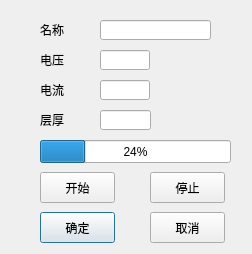
maozi2327/ZCIPS, file ZCIPS/CTScan/addmodifyairdisposedialog.ui: the form before one commit.
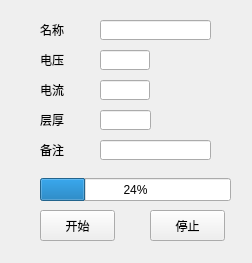
The form after the commit.

Diff of the .ui file:
```diff
--- a/ZCIPS/CTScan/addmodifyairdisposedialog.ui
+++ b/ZCIPS/CTScan/addmodifyairdisposedialog.ui
@@ -7,7 +7,7 @@
     <x>0</x>
     <y>0</y>
     <width>252</width>
-    <height>254</height>
+    <height>263</height>
    </rect>
   </property>
   <property name="windowTitle">
@@ -117,7 +117,7 @@
    <property name="geometry">
     <rect>
      <x>40</x>
-     <y>140</y>
+     <y>178</y>
      <width>191</width>
      <height>23</height>
     </rect>
@@ -133,7 +133,7 @@
    <property name="geometry">
     <rect>
      <x>40</x>
-     <y>172</y>
+     <y>210</y>
      <width>75</width>
      <height>31</height>
     </rect>
@@ -149,7 +149,7 @@
    <property name="geometry">
     <rect>
      <x>150</x>
-     <y>172</y>
+     <y>210</y>
      <width>75</width>
      <height>31</height>
     </rect>
@@ -205,32 +205,6 @@
     <string/>
    </property>
   </widget>
-  <widget class="QPushButton" name="pushButton">
-   <property name="geometry">
-    <rect>
-     <x>40</x>
-     <y>212</y>
-     <width>75</width>
-     <height>31</height>
-    </rect>
-   </property>
-   <property name="text">
-    <string>确定</string>
-   </property>
-  </widget>
-  <widget class="QPushButton" name="pushButton_2">
-   <property name="geometry">
-    <rect>
-     <x>150</x>
-     <y>212</y>
-     <width>75</width>
-     <height>31</height>
-    </rect>
-   </property>
-   <property name="text">
-    <string>取消</string>
-   </property>
-  </widget>
   <widget class="QLabel" name="label_3">
    <property name="geometry">
     <rect>
@@ -266,6 +240,41 @@
     </rect>
    </property>
   </widget>
+  <widget class="QLabel" name="label_4">
+   <property name="geometry">
+    <rect>
+     <x>40</x>
+     <y>140</y>
+     <width>54</width>
+     <height>20</height>
+    </rect>
+   </property>
+   <property name="minimumSize">
+    <size>
+     <width>54</width>
+     <height>0</height>
+    </size>
+   </property>
+   <property name="maximumSize">
+    <size>
+     <width>54</width>
+     <height>16777215</height>
+    </size>
+   </property>
+   <property name="text">
+    <string>备注</string>
+   </property>
+  </widget>
+  <widget class="QLineEdit" name="comentEdit">
+   <property name="geometry">
+    <rect>
+     <x>100</x>
+     <y>140</y>
+     <width>111</width>
+     <height>20</height>
+    </rect>
+   </property>
+  </widget>
  </widget>
  <layoutdefault spacing="6" margin="11"/>
  <resources/>
```
